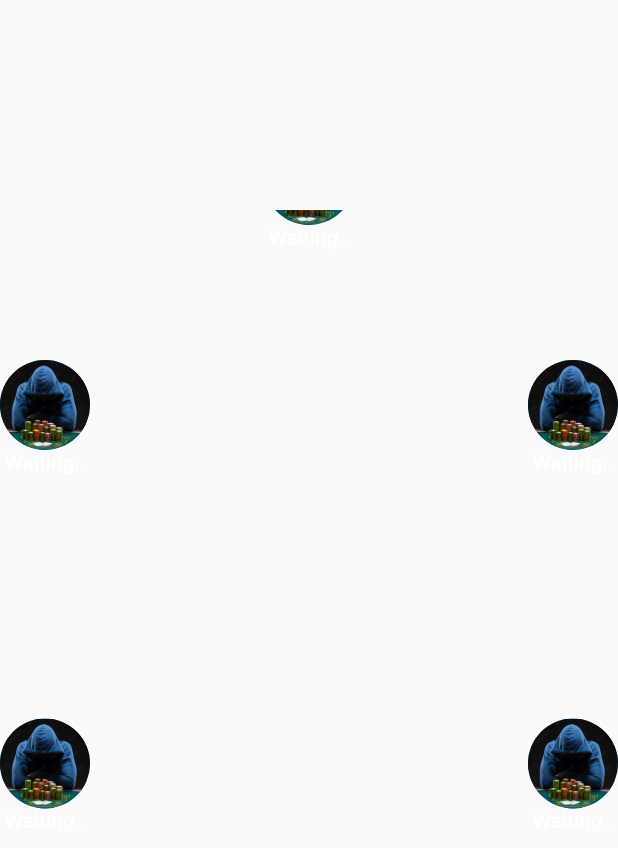
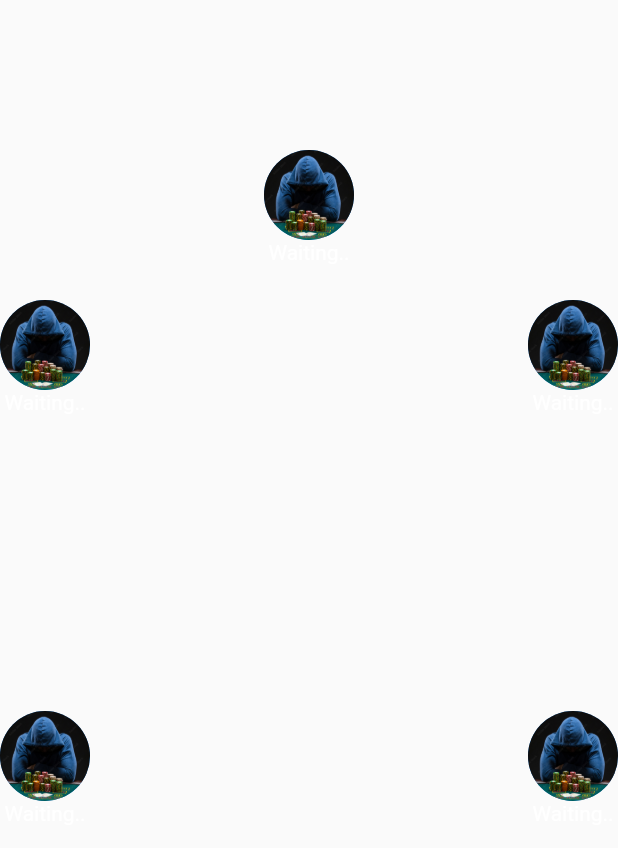
Before and after one commit to almanza1112/brick_hold_em, a Flutter app: the GamePlayers widget shown alone on an empty page, opened directly with empty values, on a phone screen of 412 x 824 dp. Shown: the top 848 px of the screen. Run offline on Flutter 3.47's test engine with Material 2 defaults, Android fonts, the phone set to English and light mode, and no system bars; our stand-ins replace carousel_slider, cloud_firestore, firebase_auth, firebase_core, firebase_database, firebase_storage and 5 more; missing offline and left inert: flame, flutter_facebook_auth; accounts and stored records are empty.

Commit message:
saving before next iteration

```diff
--- a/lib/game/game_players.dart
+++ b/lib/game/game_players.dart
@@ -79,12 +79,12 @@ class _GamePlayersState extends State<GamePlayers> {
 
       children: [
         Padding(
-          padding: const EdgeInsets.only(top: 140),
+          padding: const EdgeInsets.only(top: 100),
           child: Align(
             alignment: Alignment.topCenter,
             child: Container(
               width: 650,
-              height: 415,
+              height: 450,
               //color: Colors.green,
               child: Stack(
                 children: [
@@ -111,7 +111,7 @@ class _GamePlayersState extends State<GamePlayers> {
                       child: player(player4Name, player4PhotoURL, 1000)),
                       // Player 5
                   Positioned(
-                      top: -50,
+                      top: 0,
                       left: 0,
                       right: 0,
                       child: player(player4Name, player4PhotoURL, 1000)),
```
Also changed, not shown: lib/game/cards_info.dart (added, +18 -0 lines).
